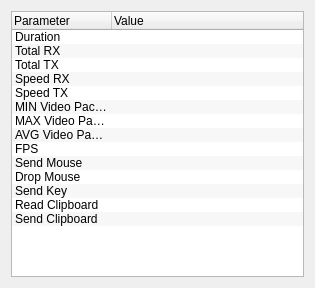
Old version of the form source/client/ui/statistics_dialog.ui in the repository dchapyshev/aspia.
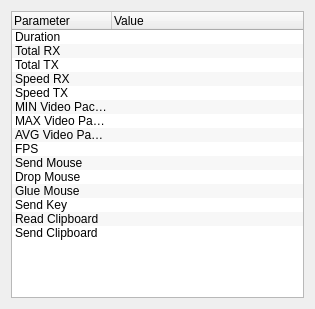
New version of the form.

Commit message: Implemented mouse event gluing.

The edit to the form file:
```diff
--- a/source/client/ui/statistics_dialog.ui
+++ b/source/client/ui/statistics_dialog.ui
@@ -7,7 +7,7 @@
     <x>0</x>
     <y>0</y>
     <width>315</width>
-    <height>288</height>
+    <height>309</height>
    </rect>
   </property>
   <property name="windowTitle">
@@ -96,6 +96,11 @@
        <string notr="true">Drop Mouse</string>
       </property>
      </item>
+     <item>
+      <property name="text">
+       <string>Glue Mouse</string>
+      </property>
+     </item>
      <item>
       <property name="text">
        <string notr="true">Send Key</string>
```
The commit also changes 19 other files.
